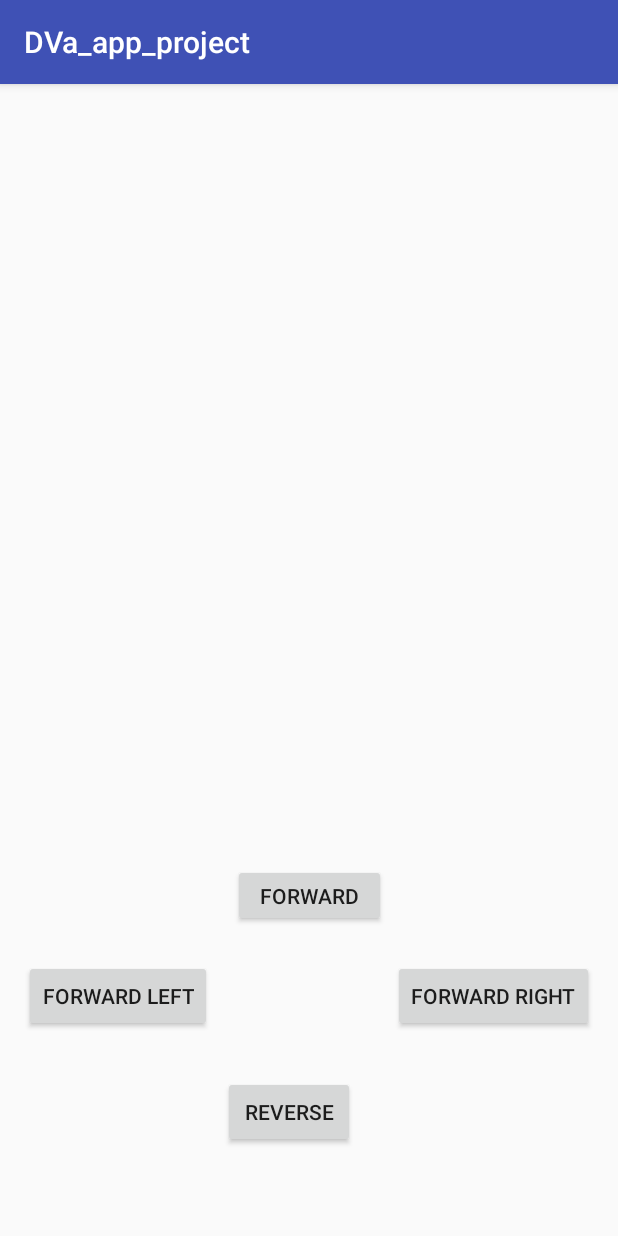
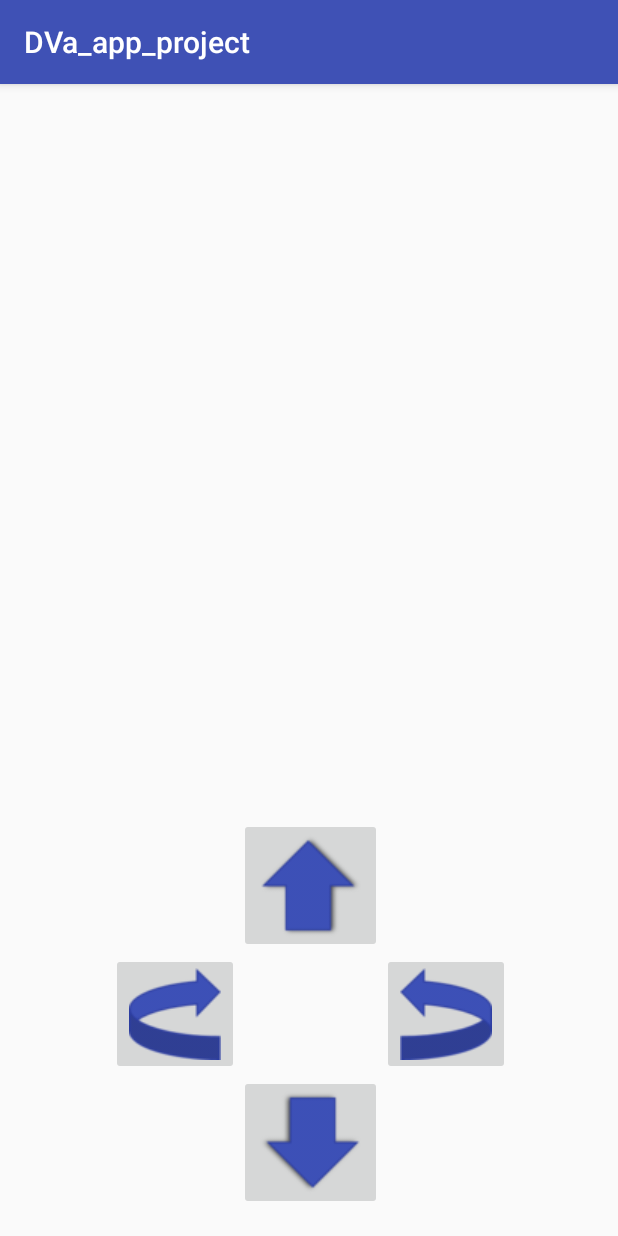
Before and after one commit to HyunIm/2018_Capstone_D.VA_Src_java, an Android app: the RobotControl screen opened directly, with no data from a screen before it, on a phone screen of 412 x 824 dp. Run offline under Robolectric (Android 15) with nearby library versions, the phone set to English and light mode, and no system bars; network calls fail.

Commit message:
#1093 Mod Robot Control
#1093 Mod Robot Control
 - Button -> Image Button
 - onClick 형식으로 변경

```diff
--- a/DVa_app_project/app/src/main/java/com/example/a201311177/dva_app_project/RobotControl.java
+++ b/DVa_app_project/app/src/main/java/com/example/a201311177/dva_app_project/RobotControl.java
@@ -4,12 +4,12 @@ import android.content.Intent;
 import android.os.Bundle;
 import android.support.v7.app.AppCompatActivity;
 import android.os.Handler;
+import android.widget.ImageButton;
 import android.widget.ImageView;
 
 import java.io.IOException;
-import android.view.MotionEvent;
+
 import android.view.View;
-import android.widget.Button;
 import android.graphics.Bitmap;
 
 public class RobotControl extends AppCompatActivity {
@@ -17,52 +17,44 @@ public class RobotControl extends AppCompatActivity {
     Handler handler = new Handler();
     String direction;
 
+    ImageButton forward_btn;
+    ImageButton forward_left_btn;
+    ImageButton forward_right_btn;
+    ImageButton reverse_btn;
 
-    protected void onCreate(Bundle savedInstanceState) {
+    @Override
+    protected void onCreate(Bundle savedInstanceState)
+    {
         super.onCreate(savedInstanceState);
-        setContentView(R.layout.activity_robot_control);//insert layout
-        imageView = (ImageView) findViewById((R.id.imageView));
-        Button forward_btn = (Button) findViewById(R.id.forward_btn);
-        Button forward_left_btn = (Button) findViewById(R.id.forward_left_btn);
-        Button forward_right_btn = (Button) findViewById(R.id.forward_right_btn);
-        Button reverse_btn = (Button) findViewById(R.id.reverse_btn);
-        startAnimation();
+        setContentView(R.layout.activity_robot_control);
+        forward_btn = (ImageButton) findViewById(R.id.forward_btn);
+        forward_right_btn = (ImageButton) findViewById(R.id.forward_right_btn);
+        forward_left_btn = (ImageButton) findViewById(R.id.forward_left_btn);
+        reverse_btn = (ImageButton) findViewById(R.id.reverse_btn);
+    }
 
-        forward_btn.setOnTouchListener(new Button.OnTouchListener() {
-            @Override
-            public boolean onTouch(View v, MotionEvent event) {
+    public void onButtonForward(View v)
+    {
         direction = "go forward";
         System.out.println(direction);
-                return true;
     }
-        });
 
-        forward_right_btn.setOnTouchListener(new View.OnTouchListener() {
-            @Override
-            public boolean onTouch(View v, MotionEvent event){
+    public void onButtonRight(View v)
+    {
         direction = "turn right";
         System.out.println(direction);
-                return true;
     }
-        });
 
-        forward_left_btn.setOnTouchListener(new View.OnTouchListener() {
-            @Override
-            public boolean onTouch(View v, MotionEvent event) {
+    public void onButtonLeft(View v)
+    {
         direction = "turn left";
         System.out.println(direction);
-                return true;
     }
-        });
 
-        reverse_btn.setOnTouchListener(new View.OnTouchListener() {
-            @Override
-            public boolean onTouch(View v, MotionEvent event) {
+    public void onButtonReverse(View v)
+    {
         direction = "go back";
         System.out.println(direction);
-                return true;
-            }
-        });
     }
 
     public void startAnimation() {
--- a/DVa_app_project/app/src/main/res/layout/activity_robot_control.xml
+++ b/DVa_app_project/app/src/main/res/layout/activity_robot_control.xml
@@ -10,52 +10,57 @@
     <ImageView
         android:id="@+id/imageView"
         android:layout_width="0dp"
-        android:layout_height="221dp"
+        android:layout_height="0dp"
+        android:layout_marginBottom="16dp"
+        app:layout_constraintBottom_toTopOf="@+id/forward_btn"
         app:layout_constraintEnd_toEndOf="parent"
         app:layout_constraintStart_toStartOf="parent"
         app:layout_constraintTop_toTopOf="parent" />
 
-    <Button
+    <ImageButton
         android:id="@+id/forward_btn"
-        android:layout_width="102dp"
-        android:layout_height="42dp"
-        android:layout_marginBottom="22dp"
-        android:text="Forward"
+        android:layout_width="wrap_content"
+        android:layout_height="wrap_content"
+        android:onClick="onButtonForward"
         app:layout_constraintBottom_toTopOf="@+id/forward_left_btn"
-        app:layout_constraintEnd_toEndOf="parent"
-        app:layout_constraintStart_toStartOf="parent" />
+        app:layout_constraintStart_toEndOf="@+id/forward_left_btn"
+        app:layout_constraintTop_toBottomOf="@+id/imageView"
+        app:srcCompat="@drawable/Forward" />
 
-    <Button
+    <ImageButton
         android:id="@+id/forward_left_btn"
         android:layout_width="wrap_content"
         android:layout_height="wrap_content"
-        android:layout_marginBottom="136dp"
-        android:layout_marginLeft="16dp"
-        android:layout_marginStart="16dp"
-        android:text="FORWARD LEFT"
-        app:layout_constraintBottom_toBottomOf="parent"
-        app:layout_constraintStart_toStartOf="parent" />
+        android:layout_marginLeft="1dp"
+        android:layout_marginStart="1dp"
+        android:onClick="onButtonLeft"
+        app:layout_constraintBottom_toTopOf="@+id/reverse_btn"
+        app:layout_constraintEnd_toStartOf="@+id/reverse_btn"
+        app:layout_constraintHorizontal_chainStyle="packed"
+        app:layout_constraintStart_toStartOf="parent"
+        app:layout_constraintTop_toBottomOf="@+id/forward_btn"
+        app:srcCompat="@drawable/Forward_Left" />
 
-    <Button
+    <ImageButton
         android:id="@+id/forward_right_btn"
         android:layout_width="wrap_content"
         android:layout_height="wrap_content"
-        android:layout_marginEnd="16dp"
-        android:layout_marginRight="16dp"
-        android:layout_marginTop="22dp"
-        android:text="FORWARD RIGHT"
+        android:onClick="onButtonRight"
         app:layout_constraintEnd_toEndOf="parent"
-        app:layout_constraintTop_toBottomOf="@+id/forward_btn" />
+        app:layout_constraintStart_toEndOf="@+id/reverse_btn"
+        app:layout_constraintTop_toBottomOf="@+id/forward_btn"
+        app:srcCompat="@drawable/Forward_Right" />
 
-    <Button
+    <ImageButton
         android:id="@+id/reverse_btn"
         android:layout_width="wrap_content"
         android:layout_height="wrap_content"
-        android:layout_marginLeft="7dp"
-        android:layout_marginStart="7dp"
-        android:layout_marginTop="29dp"
-        android:text="REVERSE"
+        android:layout_marginBottom="17dp"
+        android:onClick="onButtonReverse"
+        app:layout_constraintBottom_toBottomOf="parent"
+        app:layout_constraintEnd_toStartOf="@+id/forward_right_btn"
         app:layout_constraintStart_toEndOf="@+id/forward_left_btn"
-        app:layout_constraintTop_toBottomOf="@+id/forward_right_btn" />
+        app:layout_constraintTop_toBottomOf="@+id/forward_left_btn"
+        app:srcCompat="@drawable/Reverse" />
 
 </android.support.constraint.ConstraintLayout>
```
Also changed, not shown: DVa_app_project/app/src/main/res/drawable/Forward.png (added), DVa_app_project/app/src/main/res/drawable/Forward_Left.png (added), DVa_app_project/app/src/main/res/drawable/Forward_Right.png (added), DVa_app_project/app/src/main/res/drawable/Reverse.png (added). Lines whose indentation alone changed are shown as unchanged.
